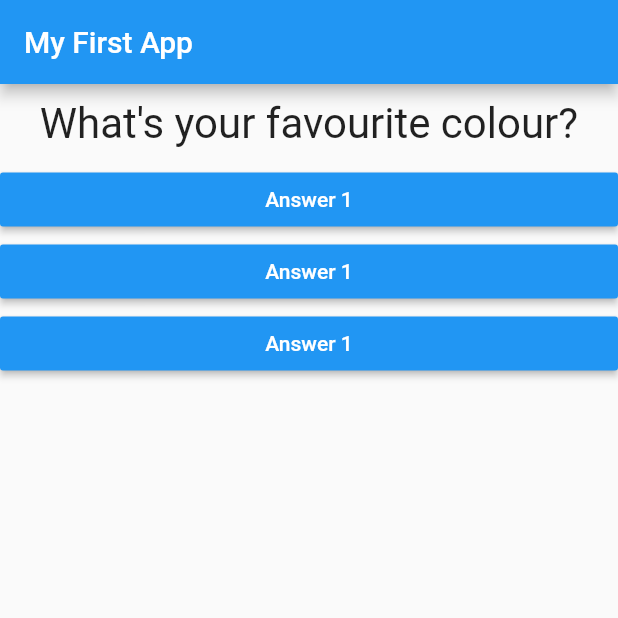
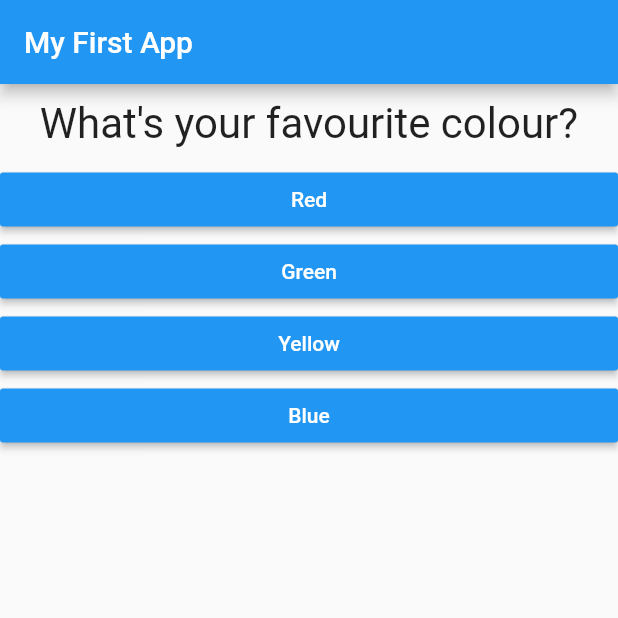
Before and after one commit to Traarjo/quiz_app, a Flutter app: the screen it shows after launch, on a phone screen of 412 x 824 dp, the top half of it. Run offline on Flutter 3.47's test engine with Material 2 defaults, Android fonts, the phone set to English and light mode, and no system bars.

Commit message:
connected answers

```diff
--- a/lib/answer.dart
+++ b/lib/answer.dart
@@ -2,8 +2,9 @@ import 'package:flutter/material.dart';
 
 class Answer extends StatelessWidget {
   final Function selectHandler;
+  final String answerText;
 
-  Answer(this.selectHandler);
+  Answer(this.selectHandler, this.answerText);
 
   @override
   Widget build(BuildContext context) {
@@ -12,7 +13,7 @@ class Answer extends StatelessWidget {
       child: RaisedButton(
         color: Colors.blue,
         textColor: Colors.white,
-        child: Text('Answer 1'),
+        child: Text(answerText),
         onPressed: selectHandler,
       ),
     );
--- a/lib/main.dart
+++ b/lib/main.dart
@@ -45,9 +45,9 @@ class _MyAppState extends State<MyApp> {
       body: Column(
         children: [
           Question(questions[_questionIndex]['questionText']),
-          Answer(_answerQuestion),
-          Answer(_answerQuestion),
-          Answer(_answerQuestion),
+          ...(questions[_questionIndex]['answers'] as List<String>).map((answer) {
+            return Answer(_answerQuestion, answer);
+          }).toList()
       ],),
     ));
   }
```
